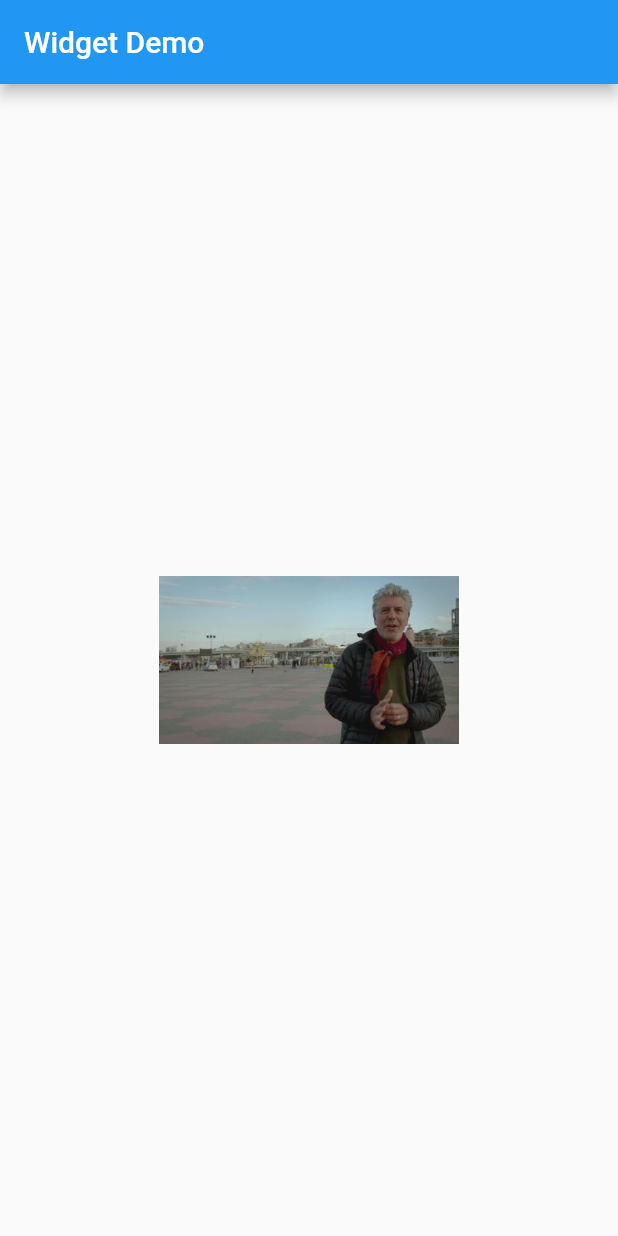
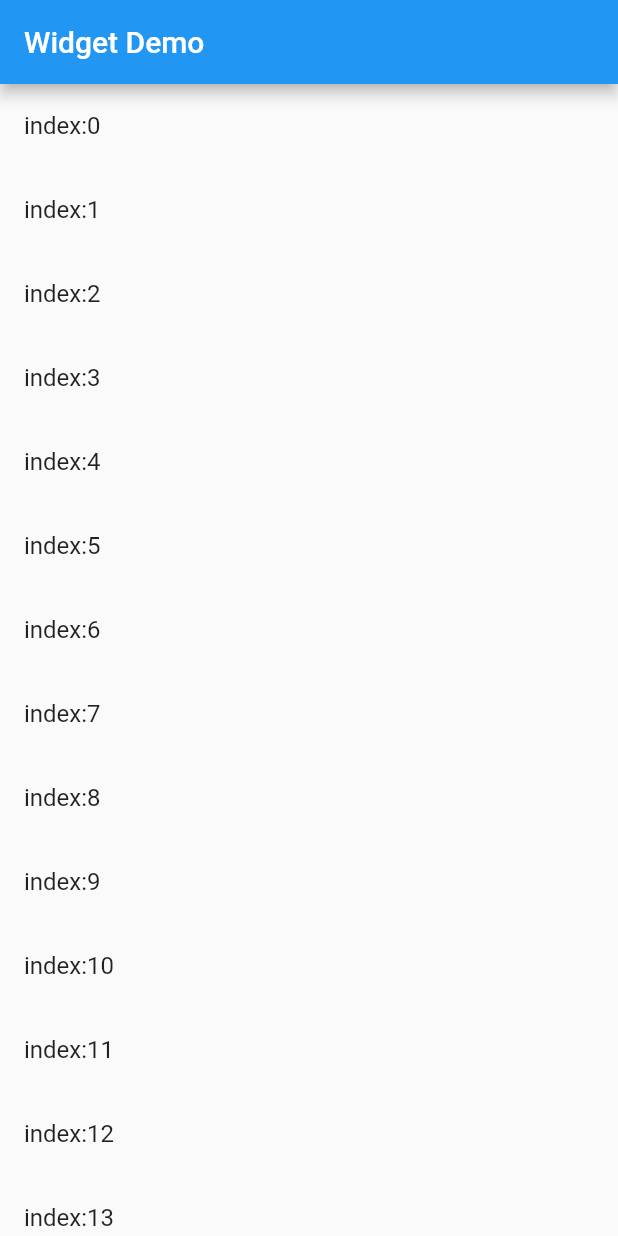
Before and after one commit to devin1014/flutter_widget_demo, a Flutter app: the screen it shows after launch, on a phone screen of 412 x 824 dp. Run offline on Flutter 3.47's test engine with Material 2 defaults, Android fonts, the phone set to English and light mode, and no system bars; our stand-ins replace fluttertoast.

Commit message:
[Add] tag_list_view.dart

```diff
--- /dev/null
+++ b/lib/list_view/tag_list_view.dart
@@ -0,0 +1,108 @@
+import 'package:flutter/material.dart';
+import 'package:provider/provider.dart';
+
+class TagListView extends StatefulWidget {
+  const TagListView({
+    Key? key,
+    required this.listView,
+    required this.tagBuilder,
+    this.positionLeft,
+    this.positionTop,
+    this.positionRight,
+    this.positionBottom,
+  }) : super(key: key);
+
+  final double? positionLeft;
+  final double? positionTop;
+  final double? positionRight;
+  final double? positionBottom;
+
+  final ListView listView;
+  final TagWidgetBuilder tagBuilder;
+
+  @override
+  State<StatefulWidget> createState() => _TagListViewState();
+}
+
+typedef TagWidgetBuilder = Widget Function(int position, int totalSize);
+
+class PositionChangeNotifier extends ChangeNotifier {
+  PositionChangeNotifier(this._position, this.totalCount);
+
+  var _position = 0;
+
+  int get position => _position;
+
+  void update(int position, bool scrolling) {
+    bool changed = false;
+    if (_position != position) {
+      _position = position;
+      changed = true;
+    }
+
+    if (_scrolling != scrolling) {
+      _scrolling = scrolling;
+      changed = true;
+    }
+
+    if (changed) {
+      notifyListeners();
+    }
+  }
+
+  var _scrolling = false;
+
+  bool get scrolling => _scrolling;
+
+  final int totalCount;
+
+  @override
+  String toString() {
+    return "{position:$_position, totalCount:$totalCount, scrolling:$_scrolling}";
+  }
+}
+
+class _TagListViewState extends State<TagListView> {
+  @override
+  Widget build(BuildContext context) {
+    print("${this} build...");
+    final itemExtent = widget.listView.itemExtent!;
+    final itemCount = (widget.listView.childrenDelegate as SliverChildBuilderDelegate).childCount!;
+    return ChangeNotifierProvider(
+        create: (_) => PositionChangeNotifier(0, itemCount),
+        child: Stack(
+          alignment: Alignment.center,
+          children: [
+            Builder(builder: (context) {
+              print("${this} Builder1...");
+              final notifier = context.read<PositionChangeNotifier>();
+              return NotificationListener<ScrollNotification>(
+                onNotification: (scrollNotification) {
+                  if (scrollNotification is UserScrollNotification) return false;
+                  notifier.update(
+                      scrollNotification.metrics.pixels ~/ itemExtent, scrollNotification is! ScrollEndNotification);
+                  return false;
+                },
+                child: Scrollbar(
+                  child: widget.listView,
+                ),
+              );
+            }),
+            Consumer<PositionChangeNotifier>(
+              builder: (context, notifier, child) {
+                print("${this} Consumer1...($notifier)");
+                return Positioned(
+                    left: widget.positionLeft,
+                    top: widget.positionTop,
+                    right: widget.positionRight,
+                    bottom: widget.positionBottom,
+                    child: Visibility(
+                      visible: notifier.scrolling,
+                      child: Center(child: widget.tagBuilder(notifier.position, notifier.totalCount)),
+                    ));
+              },
+            )
+          ],
+        ));
+  }
+}
--- a/lib/main.dart
+++ b/lib/main.dart
@@ -1,6 +1,6 @@
 import 'package:flutter/material.dart';
 
-import 'animation/animation.dart';
+import 'list_view/tag_list_view.dart';
 
 void main() {
   runApp(const MyApp());
@@ -25,6 +25,35 @@ class MyApp extends StatelessWidget {
           //   titleClickListener: (item) => Fluttertoast.showToast(msg: "click: $item"),
           //   contentClickListener: (item) => Fluttertoast.showToast(msg: "click: $item"),
           // ),
-            body: AnimationPage()));
+          body: TagListView(
+              listView: ListView.builder(
+                  itemCount: 99,
+                  itemExtent: 56,
+                  itemBuilder: (context, index) {
+                    return ListTile(
+                      title: Text("index:$index"),
+                    );
+                  }),
+              tagBuilder: (position, totalCount) {
+                return _getTagWidget(position);
+              }),
+          // body: ProviderPage(),
+        ));
+  }
+
+  Widget _getTagWidget(int position) {
+    return DecoratedBox(
+        decoration: BoxDecoration(
+          border: Border.all(color: Colors.grey, width: 0.5),
+          color: Colors.white,
+          borderRadius: const BorderRadius.all(Radius.circular(8)),
+        ),
+        child: SizedBox(
+            width: 64,
+            height: 64,
+            child: Center(
+              child: Text("$position",
+                  textAlign: TextAlign.center, style: const TextStyle(color: Colors.black, fontSize: 28)),
+            )));
   }
 }
```
Also changed, not shown: lib/share/provider.dart (+44 -18 lines). Lines whose indentation alone changed are shown as unchanged.
